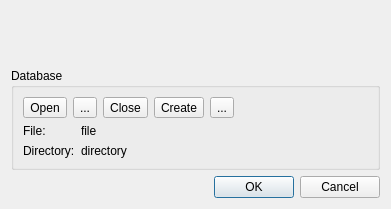
Old version of the form src/mdtdatabase/mdtSqlDatabaseDialogSqlite.ui in the repository scandyna/multidiagtools.
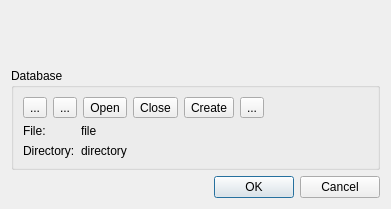
New version of the form. Icons and pictures are not drawn. Custom widgets are drawn as their Qt base class.

Commit message: Working on cable list tool

Patch:
```diff
--- a/src/mdtdatabase/mdtSqlDatabaseDialogSqlite.ui
+++ b/src/mdtdatabase/mdtSqlDatabaseDialogSqlite.ui
@@ -25,6 +25,31 @@
      <layout class="QVBoxLayout" name="verticalLayout">
       <item>
        <layout class="QHBoxLayout" name="horizontalLayout">
+        <item>
+         <widget class="QToolButton" name="tbChooseDatabaseFile">
+          <property name="toolTip">
+           <string>Choose database file</string>
+          </property>
+          <property name="text">
+           <string>...</string>
+          </property>
+         </widget>
+        </item>
+        <item>
+         <widget class="QToolButton" name="tbClearDatabaseName">
+          <property name="toolTip">
+           <string>Clear database file name</string>
+          </property>
+          <property name="text">
+           <string>...</string>
+          </property>
+          <property name="icon">
+           <iconset theme="edit-clear">
+            <normaloff/>
+           </iconset>
+          </property>
+         </widget>
+        </item>
         <item>
          <widget class="QToolButton" name="tbOpenDatabase">
           <property name="toolTip">
@@ -40,19 +65,6 @@
           </property>
          </widget>
         </item>
-        <item>
-         <widget class="QToolButton" name="tbClearDatabaseName">
-          <property name="toolTip">
-           <string>Clear database file name</string>
-          </property>
-          <property name="text">
-           <string>...</string>
-          </property>
-          <property name="icon">
-           <iconset theme="edit-clear"/>
-          </property>
-         </widget>
-        </item>
         <item>
          <widget class="QToolButton" name="tbCloseDatabase">
           <property name="toolTip">
```
The commit also changes 8 other files.
